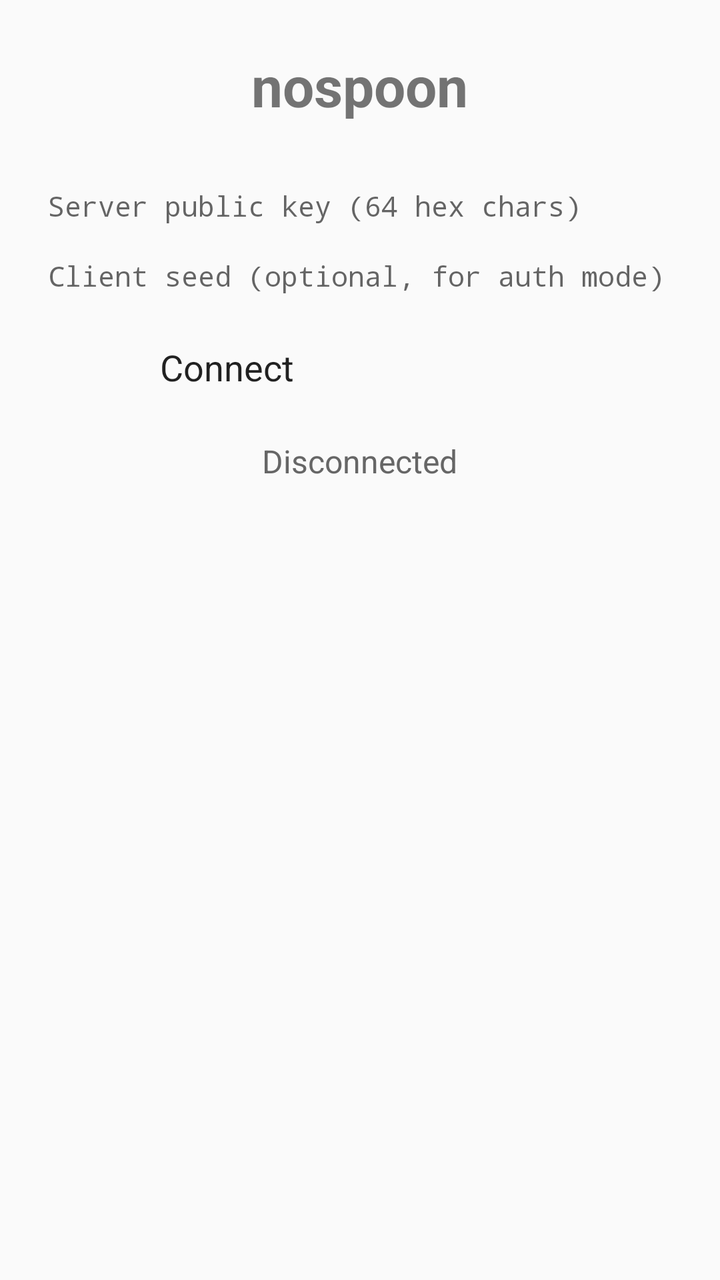
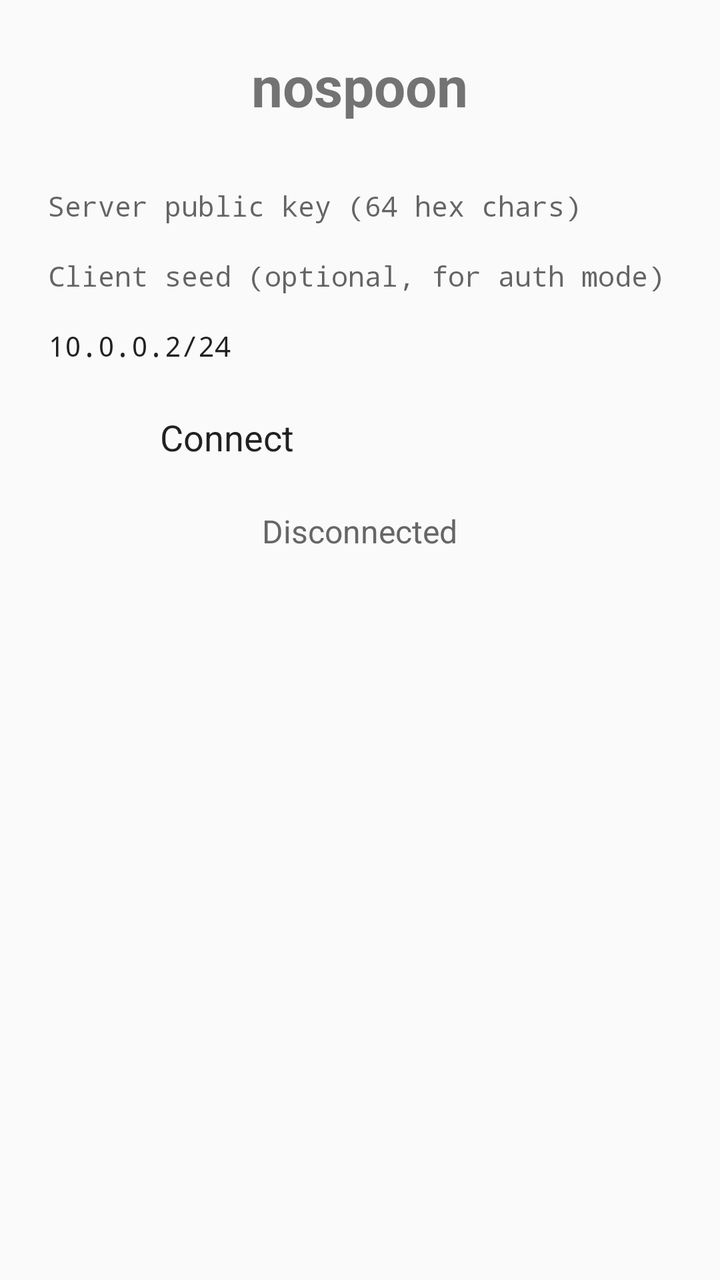

Compare the two renders of this Android layout. The source of the first and the diff that turns it into the second are given below.
<!-- AndroidManifest.xml: application theme android:Theme.Material.Light -->
<!-- res/layout/activity_main.xml -->
<?xml version="1.0" encoding="utf-8"?>
<LinearLayout
    xmlns:android="http://schemas.android.com/apk/res/android"
    android:layout_width="match_parent"
    android:layout_height="match_parent"
    android:orientation="vertical"
    android:padding="24dp"
    android:gravity="center_horizontal">

    <TextView
        android:layout_width="wrap_content"
        android:layout_height="wrap_content"
        android:text="nospoon"
        android:textSize="28sp"
        android:textStyle="bold"
        android:layout_marginBottom="32dp" />

    <EditText
        android:id="@+id/serverKeyInput"
        android:layout_width="match_parent"
        android:layout_height="wrap_content"
        android:hint="Server public key (64 hex chars)"
        android:inputType="textNoSuggestions"
        android:fontFamily="monospace"
        android:textSize="14sp"
        android:layout_marginBottom="16dp" />

    <EditText
        android:id="@+id/seedInput"
        android:layout_width="match_parent"
        android:layout_height="wrap_content"
        android:hint="Client seed (optional, for auth mode)"
        android:inputType="textNoSuggestions|textPassword"
        android:fontFamily="monospace"
        android:textSize="14sp"
        android:layout_marginBottom="24dp" />

    <Button
        android:id="@+id/connectButton"
        android:layout_width="200dp"
        android:layout_height="wrap_content"
        android:text="Connect"
        android:textSize="18sp"
        android:layout_marginBottom="24dp" />

    <TextView
        android:id="@+id/statusText"
        android:layout_width="wrap_content"
        android:layout_height="wrap_content"
        android:text="Disconnected"
        android:textSize="16sp"
        android:textColor="#666666" />
</LinearLayout>
<!-- resources referenced by this layout -->
<resources>

</resources>

<!-- the commit's change to res/layout/activity_main.xml (unified diff, before → after) -->
@@ -33,6 +33,17 @@
         android:inputType="textNoSuggestions|textPassword"
         android:fontFamily="monospace"
         android:textSize="14sp"
+        android:layout_marginBottom="16dp" />
+
+    <EditText
+        android:id="@+id/ipInput"
+        android:layout_width="match_parent"
+        android:layout_height="wrap_content"
+        android:hint="Client IP (e.g. 10.0.0.2/24)"
+        android:text="10.0.0.2/24"
+        android:inputType="textNoSuggestions"
+        android:fontFamily="monospace"
+        android:textSize="14sp"
         android:layout_marginBottom="24dp" />
 
     <Button
